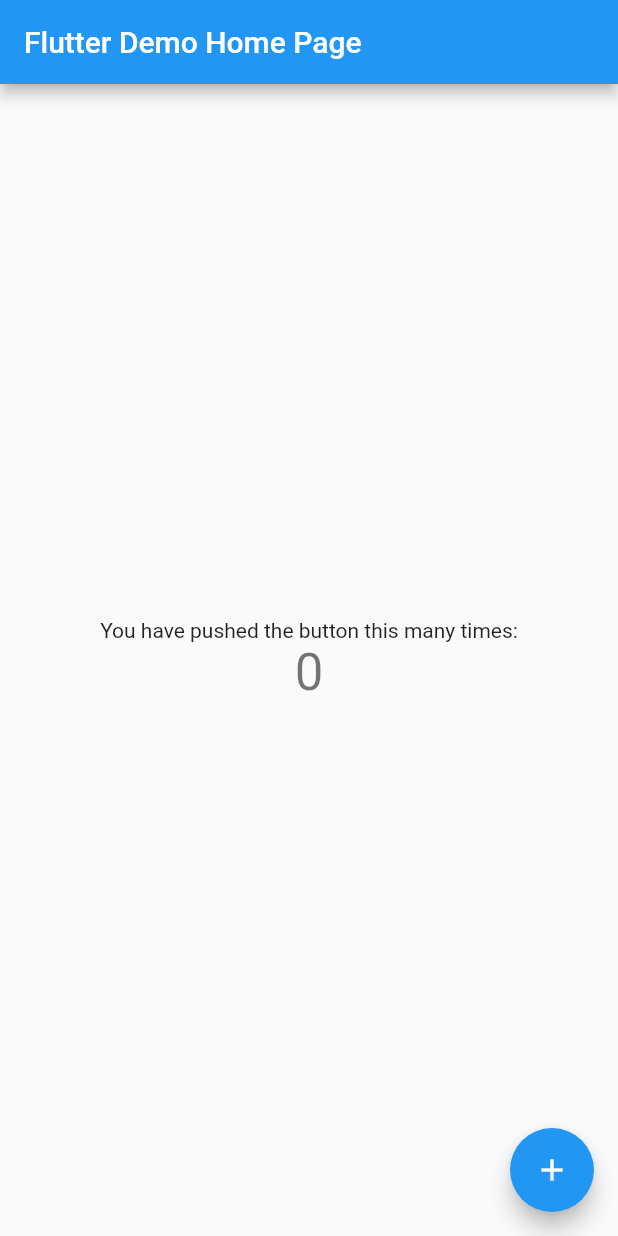
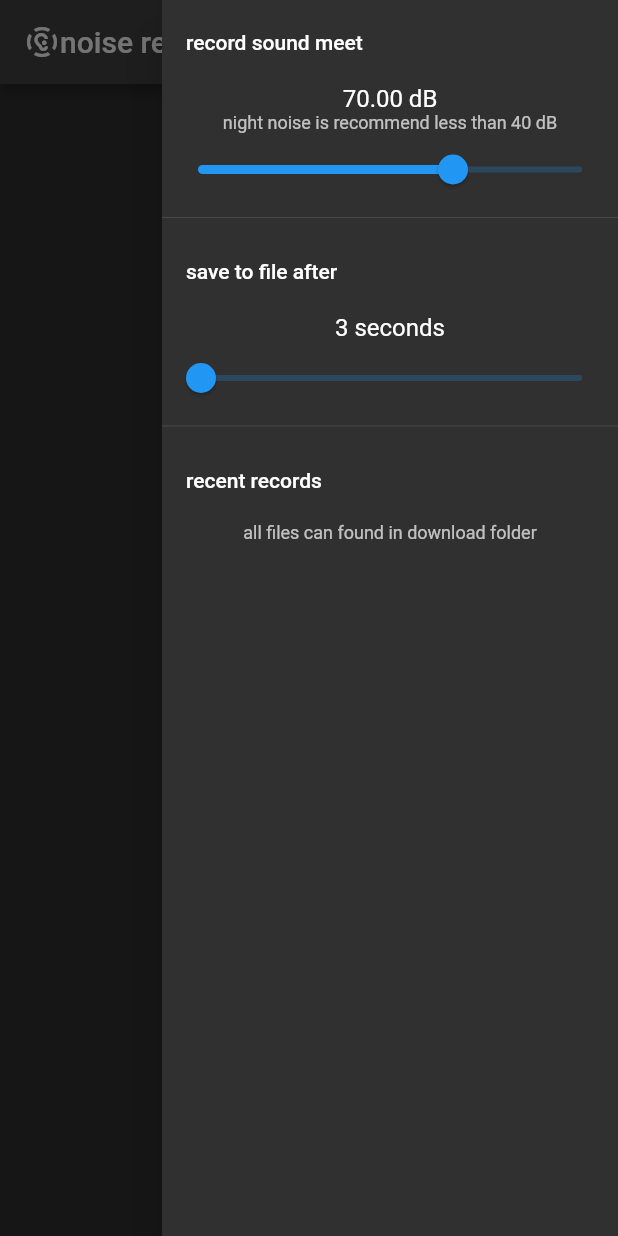
Before and after one commit to toknT/noise_recorder, a Flutter app: the screen it shows after launch, with the side drawer open (before the commit the screen has no drawer), on a phone screen of 412 x 824 dp. Run offline on Flutter 3.47's test engine with Material 2 defaults, Android fonts, the phone set to English and light mode, and no system bars; our stand-ins replace assets_audio_player, permission_handler; missing offline and left inert: lecle_downloads_path_provider, noise_meter, record; statements that could not run were skipped.

Commit message:
finish app

```diff
--- a/lib/main.dart
+++ b/lib/main.dart
@@ -1,4 +1,5 @@
 import 'package:flutter/material.dart';
+import 'package:noise_recorder/start_page.dart';
 
 void main() {
   runApp(const MyApp());
@@ -7,109 +8,15 @@
 class MyApp extends StatelessWidget {
   const MyApp({super.key});
 
-  // This widget is the root of your application.
   @override
   Widget build(BuildContext context) {
     return MaterialApp(
-      title: 'Flutter Demo',
+      title: 'Noise Recorder',
       theme: ThemeData(
-        // This is the theme of your application.
-        //
-        // Try running your application with "flutter run". You'll see the
-        // application has a blue toolbar. Then, without quitting the app, try
-        // changing the primarySwatch below to Colors.green and then invoke
-        // "hot reload" (press "r" in the console where you ran "flutter run",
-        // or simply save your changes to "hot reload" in a Flutter IDE).
-        // Notice that the counter didn't reset back to zero; the application
-        // is not restarted.
-        primarySwatch: Colors.blue,
+        brightness: Brightness.dark,
+        primaryColor: Colors.blueGrey,
       ),
-      home: const MyHomePage(title: 'Flutter Demo Home Page'),
+      home: const StartPage(),
     );
   }
 }
-
-class MyHomePage extends StatefulWidget {
-  const MyHomePage({super.key, required this.title});
-
-  // This widget is the home page of your application. It is stateful, meaning
-  // that it has a State object (defined below) that contains fields that affect
-  // how it looks.
-
-  // This class is the configuration for the state. It holds the values (in this
-  // case the title) provided by the parent (in this case the App widget) and
-  // used by the build method of the State. Fields in a Widget subclass are
-  // always marked "final".
-
-  final String title;
-
-  @override
-  State<MyHomePage> createState() => _MyHomePageState();
-}
-
-class _MyHomePageState extends State<MyHomePage> {
-  int _counter = 0;
-
-  void _incrementCounter() {
-    setState(() {
-      // This call to setState tells the Flutter framework that something has
-      // changed in this State, which causes it to rerun the build method below
-      // so that the display can reflect the updated values. If we changed
-      // _counter without calling setState(), then the build method would not be
-      // called again, and so nothing would appear to happen.
-      _counter++;
-    });
-  }
-
-  @override
-  Widget build(BuildContext context) {
-    // This method is rerun every time setState is called, for instance as done
-    // by the _incrementCounter method above.
-    //
-    // The Flutter framework has been optimized to make rerunning build methods
-    // fast, so that you can just rebuild anything that needs updating rather
-    // than having to individually change instances of widgets.
-    return Scaffold(
-      appBar: AppBar(
-        // Here we take the value from the MyHomePage object that was created by
-        // the App.build method, and use it to set our appbar title.
-        title: Text(widget.title),
-      ),
-      body: Center(
-        // Center is a layout widget. It takes a single child and positions it
-        // in the middle of the parent.
-        child: Column(
-          // Column is also a layout widget. It takes a list of children and
-          // arranges them vertically. By default, it sizes itself to fit its
-          // children horizontally, and tries to be as tall as its parent.
-          //
-          // Invoke "debug painting" (press "p" in the console, choose the
-          // "Toggle Debug Paint" action from the Flutter Inspector in Android
-          // Studio, or the "Toggle Debug Paint" command in Visual Studio Code)
-          // to see the wireframe for each widget.
-          //
-          // Column has various properties to control how it sizes itself and
-          // how it positions its children. Here we use mainAxisAlignment to
-          // center the children vertically; the main axis here is the vertical
-          // axis because Columns are vertical (the cross axis would be
-          // horizontal).
-          mainAxisAlignment: MainAxisAlignment.center,
-          children: <Widget>[
-            const Text(
-              'You have pushed the button this many times:',
-            ),
-            Text(
-              '$_counter',
-              style: Theme.of(context).textTheme.headline4,
-            ),
-          ],
-        ),
-      ),
-      floatingActionButton: FloatingActionButton(
-        onPressed: _incrementCounter,
-        tooltip: 'Increment',
-        child: const Icon(Icons.add),
-      ), // This trailing comma makes auto-formatting nicer for build methods.
-    );
-  }
-}
--- /dev/null
+++ b/lib/record_model.dart
@@ -0,0 +1,50 @@
+import 'dart:async';
+import 'dart:io';
+
+import 'package:flutter/cupertino.dart';
+import 'package:flutter/services.dart';
+import 'package:intl/intl.dart';
+import 'package:lecle_downloads_path_provider/lecle_downloads_path_provider.dart';
+import 'package:record/record.dart';
+
+class RecordModel {
+  final record = Record();
+  late DateTime startAt;
+  void handleError(PlatformException error) {
+    debugPrint(error.message);
+    debugPrint(error.details);
+  }
+
+  Future<void> start(double decibel) async {
+    if (await record.isRecording()) {
+      return;
+    }
+    if (await record.hasPermission()) {
+      Directory? tempDir = await DownloadsPath.downloadsDirectory();
+      if (tempDir != null) {
+        startAt = DateTime.now();
+        String formattedDate = DateFormat('yyyy-MM-dd-HHmmss').format(startAt);
+        String path =
+            "${tempDir.path}/noise_record__$formattedDate--${decibel.toStringAsFixed(0)}dB.m4a";
+        await record.start(
+          path: path,
+          encoder: AudioEncoder.aacLc,
+          bitRate: 128000,
+          samplingRate: 44100,
+        );
+      } else {
+        // todo: alert download folder not exist?
+      }
+    }
+  }
+
+  Future<void> stop() async {
+    try {
+      if (await record.isRecording()) {
+        await record.stop();
+      }
+    } catch (error) {
+      debugPrint(error.toString());
+    }
+  }
+}
--- /dev/null
+++ b/lib/start_page.dart
@@ -0,0 +1,241 @@
+import 'dart:async';
+
+import 'package:flutter/material.dart';
+import 'package:noise_meter/noise_meter.dart';
+import 'package:noise_recorder/record_list.dart';
+import 'package:noise_recorder/record_model.dart';
+import 'package:permission_handler/permission_handler.dart';
+
+class StartPage extends StatefulWidget {
+  const StartPage({super.key});
+  @override
+  State<StartPage> createState() => _StartPage();
+}
+
+class _StartPage extends State<StartPage> {
+  bool storagePermissionGranted = false;
+  double firedDecibel = 70;
+  DateTime lastActiveAt = DateTime.now();
+  int autoSaveSeconds = 3;
+
+  Future _getPermission() async {
+    if (await Permission.storage.request().isGranted) {
+      setState(() {
+        storagePermissionGranted = true;
+      });
+    } else if (await Permission.storage.request().isPermanentlyDenied) {
+      await openAppSettings();
+    } else if (await Permission.storage.request().isDenied) {
+      setState(() {
+        storagePermissionGranted = false;
+      });
+    }
+  }
+
+  bool _isRecording = false;
+  // noise meter
+  StreamSubscription<NoiseReading>? _noiseSubscription;
+  late NoiseMeter _noiseMeter;
+  late RecordModel _recordModel;
+  double currentDecibel = 0;
+
+  @override
+  void initState() {
+    super.initState();
+    _getPermission();
+    _noiseMeter = NoiseMeter(onError);
+    _recordModel = RecordModel();
+  }
+
+  void onError(Object error) {
+    debugPrint(error.toString());
+    _isRecording = false;
+  }
+
+  @override
+  void dispose() {
+    _noiseSubscription?.cancel();
+    super.dispose();
+  }
+
+  void stop() async {
+    try {
+      _recordModel.stop();
+      setState(() {
+        _isRecording = false;
+      });
+    } catch (err) {
+      debugPrint('stop error: $err');
+    }
+  }
+
+  void start() async {
+    try {
+      _noiseSubscription ??= _noiseMeter.noiseStream.listen(onMeterHasData);
+      setState(() {
+        _isRecording = true;
+      });
+    } catch (err) {
+      debugPrint(err.toString());
+    }
+  }
+
+  void onMeterHasData(NoiseReading noiseReading) {
+    double tmpDb = noiseReading.maxDecibel > 0 ? noiseReading.maxDecibel : 0;
+    setState(() {
+      currentDecibel = tmpDb;
+    });
+    DateTime now = DateTime.now();
+    // start record if meet the decibel
+    if (_isRecording && currentDecibel >= firedDecibel) {
+      _recordModel.start(firedDecibel);
+      lastActiveAt = now;
+      return;
+    }
+    // auto stop if no sound
+    if (_isRecording &&
+        currentDecibel < firedDecibel &&
+        now.difference(lastActiveAt) > Duration(seconds: autoSaveSeconds)) {
+      _recordModel.stop();
+      return;
+    }
+  }
+
+  @override
+  Widget build(BuildContext context) {
+    return Scaffold(
+      appBar: AppBar(
+        title: Row(
+          children: const [
+            Icon(Icons.noise_control_off),
+            Text("noise recorder"),
+          ],
+        ),
+        actions: [
+          Builder(
+            builder: (context) => IconButton(
+              icon: const Icon(Icons.more_vert),
+              onPressed: () => Scaffold.of(context).openEndDrawer(),
+              tooltip: MaterialLocalizations.of(context).openAppDrawerTooltip,
+            ),
+          ),
+        ],
+      ),
+      body: Center(
+          child: Column(
+        mainAxisAlignment: MainAxisAlignment.center,
+        children: [
+          Text(
+            "${currentDecibel.toStringAsFixed(1)} dB",
+            style: Theme.of(context).textTheme.headline4,
+          ),
+          _isRecording && currentDecibel > firedDecibel
+              ? const Text(
+                  "caught",
+                  style: TextStyle(color: Colors.red),
+                )
+              : const Text("waiting"),
+        ],
+      )),
+      floatingActionButton: Row(
+        mainAxisAlignment: MainAxisAlignment.end,
+        crossAxisAlignment: CrossAxisAlignment.end,
+        children: [
+          Row(
+            children: [
+              Text("over ${firedDecibel.toStringAsFixed(1)} dB "),
+              FloatingActionButton(
+                backgroundColor: _isRecording ? Colors.red : Colors.green,
+                onPressed: _isRecording ? stop : start,
+                child: _isRecording
+                    ? const Icon(Icons.stop)
+                    : const Icon(Icons.mic),
+              ),
+            ],
+          ),
+        ],
+      ),
+      endDrawer: Drawer(
+        child: ListView(
+          children: [
+            const ListTile(
+              title: Text('record sound meet'),
+            ),
+            Column(
+              mainAxisAlignment: MainAxisAlignment.center,
+              children: [
+                Text(
+                  '${firedDecibel.toStringAsFixed(2)} dB',
+                  style: Theme.of(context).textTheme.titleMedium,
+                ),
+                Text(
+                  'night noise is recommend less than 40 dB',
+                  style: Theme.of(context).textTheme.bodySmall,
+                ),
+                Slider(
+                  activeColor: _isRecording ? Colors.blueGrey : Colors.blue,
+                  value: firedDecibel,
+                  min: 10,
+                  max: 100,
+                  divisions: 90,
+                  onChanged: (value) {
+                    if (_isRecording) {
+                      return;
+                    }
+                    setState(() {
+                      firedDecibel = value;
+                    });
+                  },
+                ),
+              ],
+            ),
+            const Divider(),
+            const ListTile(
+              title: Text('save to file after'),
+            ),
+            Column(
+              mainAxisAlignment: MainAxisAlignment.center,
+              children: [
+                Text(
+                  '${autoSaveSeconds.toString()} seconds',
+                  style: Theme.of(context).textTheme.titleMedium,
+                ),
+                Slider(
+                  activeColor: _isRecording ? Colors.blueGrey : Colors.blue,
+                  value: autoSaveSeconds.toDouble(),
+                  min: 3,
+                  max: 60,
+                  divisions: 57,
+                  onChanged: (value) {
+                    if (_isRecording) {
+                      return;
+                    }
+                    setState(() {
+                      autoSaveSeconds = value.toInt();
+                    });
+                  },
+                ),
+              ],
+            ),
+            const Divider(),
+            const ListTile(
+              title: Text('recent records'),
+            ),
+            Column(
+              mainAxisAlignment: MainAxisAlignment.center,
+              children: [
+                Text(
+                  'all files can found in download folder',
+                  style: Theme.of(context).textTheme.bodySmall,
+                ),
+              ],
+            ),
+            Column(
+              children: const [RecordList()],
+            )
+          ],
+        ),
+      ),
+    );
+  }
+}
--- a/pubspec.yaml
+++ b/pubspec.yaml
@@ -36,6 +36,12 @@
   # The following adds the Cupertino Icons font to your application.
   # Use with the CupertinoIcons class for iOS style icons.
   cupertino_icons: ^1.0.2
+  permission_handler: ^10.2.0
+  noise_meter: ^3.1.0
+  lecle_downloads_path_provider: ^0.0.2+8
+  record: ^4.4.4
+  intl: ^0.18.0
+  assets_audio_player: ^3.0.6
 
 dev_dependencies:
   flutter_test:
```
Also changed, not shown: lib/record_list.dart (added, +84 -0 lines), pubspec.lock, 7 other files.
